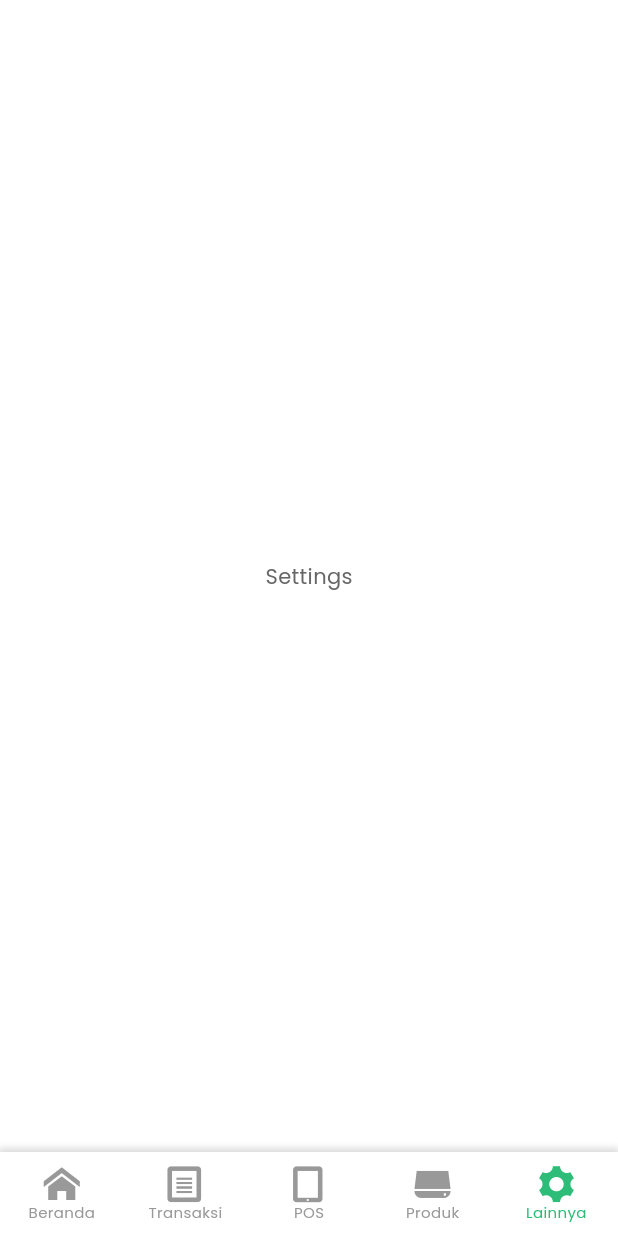
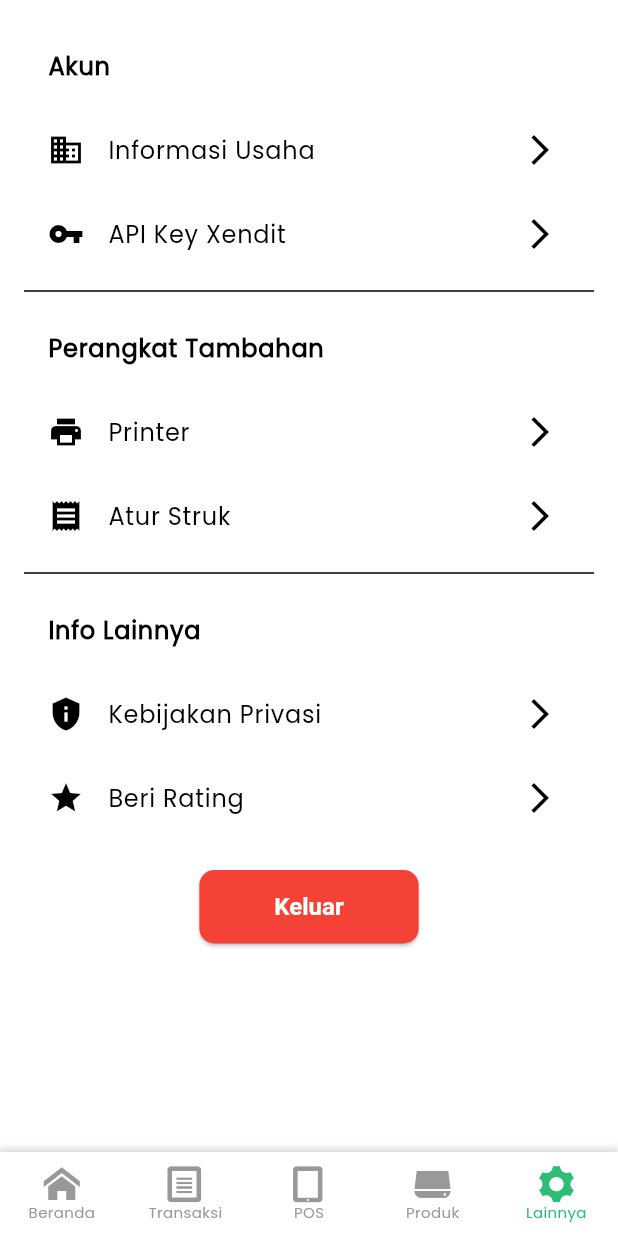
Before and after one commit to NickellF/Flutter-Apps, a Flutter app: the screen it shows after launch, item 5 of the bottom bar chosen, on a phone screen of 412 x 824 dp. Run offline on Flutter 3.47's test engine with Material 3 defaults, Android fonts, the phone set to English and light mode, and no system bars; network calls fail.

Commit message:
Transaction,Settings,POS

```diff
--- a/lib/features/home/pages/main/main.dart
+++ b/lib/features/home/pages/main/main.dart
@@ -32,13 +32,14 @@ class _MainPageState extends State<MainPage> {
       body: pages[index],
       bottomNavigationBar: Container(
         decoration: BoxDecoration(
-          color: AppColors.white[50], // Background color for the BottomNavigationBar
+          color: AppColors
+              .white[50], // Background color for the BottomNavigationBar
           boxShadow: [
             BoxShadow(
               color: Colors.black.withOpacity(0.1), // Less shadow color
               spreadRadius: 1, // Spread radius of the shadow
               blurRadius: 3, // Blur radius of the shadow
-              offset: Offset(0, -2), // Offset for the shadow (upward)
+              offset: const Offset(0, -2), // Offset for the shadow (upward)
             ),
           ],
         ),
--- a/lib/features/settings/pages/index/page.dart
+++ b/lib/features/settings/pages/index/page.dart
@@ -5,8 +5,85 @@ class SettingsPage extends StatelessWidget {
 
   @override
   Widget build(BuildContext context) {
-    return const Scaffold(
-      body: Center(child: Text('Settings')),
+    return Scaffold(
+      body: ListView(
+        padding: const EdgeInsets.all(16.0),
+        children: [
+          const ListTile(
+            title: Text(
+              'Akun',
+              style: TextStyle(fontWeight: FontWeight.bold),
+            ),
+          ),
+          const ListTile(
+            leading: Icon(Icons.business, color: Colors.black),
+            title: Text('Informasi Usaha'),
+            trailing: Icon(Icons.arrow_forward_ios, color: Colors.black),
+          ),
+          const ListTile(
+            leading: Icon(Icons.vpn_key, color: Colors.black),
+            title: Text('API Key Xendit'),
+            trailing: Icon(Icons.arrow_forward_ios, color: Colors.black),
+          ),
+          const Divider(height: 20),
+          const ListTile(
+            title: Text(
+              'Perangkat Tambahan',
+              style: TextStyle(fontWeight: FontWeight.bold),
+            ),
+          ),
+          const ListTile(
+            leading: Icon(Icons.print, color: Colors.black),
+            title: Text('Printer'),
+            trailing: Icon(Icons.arrow_forward_ios, color: Colors.black),
+          ),
+          const ListTile(
+            leading: Icon(Icons.receipt, color: Colors.black),
+            title: Text('Atur Struk'),
+            trailing: Icon(Icons.arrow_forward_ios, color: Colors.black),
+          ),
+          const Divider(height: 20),
+          const ListTile(
+            title: Text(
+              'Info Lainnya',
+              style: TextStyle(fontWeight: FontWeight.bold),
+            ),
+          ),
+          const ListTile(
+            leading: Icon(Icons.privacy_tip, color: Colors.black),
+            title: Text('Kebijakan Privasi'),
+            trailing: Icon(Icons.arrow_forward_ios, color: Colors.black),
+          ),
+          const ListTile(
+            leading: Icon(Icons.star, color: Colors.black),
+            title: Text('Beri Rating'),
+            trailing: Icon(Icons.arrow_forward_ios, color: Colors.black),
+          ),
+          const SizedBox(height: 20),
+          Center(
+            child: ElevatedButton(
+              style: ElevatedButton.styleFrom(
+                backgroundColor: Colors.red,
+                padding:
+                    const EdgeInsets.symmetric(horizontal: 50, vertical: 15),
+                shape: RoundedRectangleBorder(
+                  borderRadius: BorderRadius.circular(10),
+                ),
+              ),
+              onPressed: () {
+                Navigator.pushReplacement(
+                  context,
+                  MaterialPageRoute(builder: (context) => const SettingsPage()),
+                );
+              },
+              child: const Text(
+                'Keluar',
+                style: TextStyle(color: Colors.white, fontSize: 16),
+              ),
+            ),
+          ),
+        ],
+      ),
     );
   }
 }
```
Also changed, not shown: lib/features/pos/pages/index/page.dart (+12 -2 lines), lib/features/transaction/pages/index/page.dart (+12 -17 lines), lib/features/transaction/pages/index/sections/filter_section.dart (+17 -10 lines), lib/features/settings/pages/pages.dart (line endings or trailing spaces).
